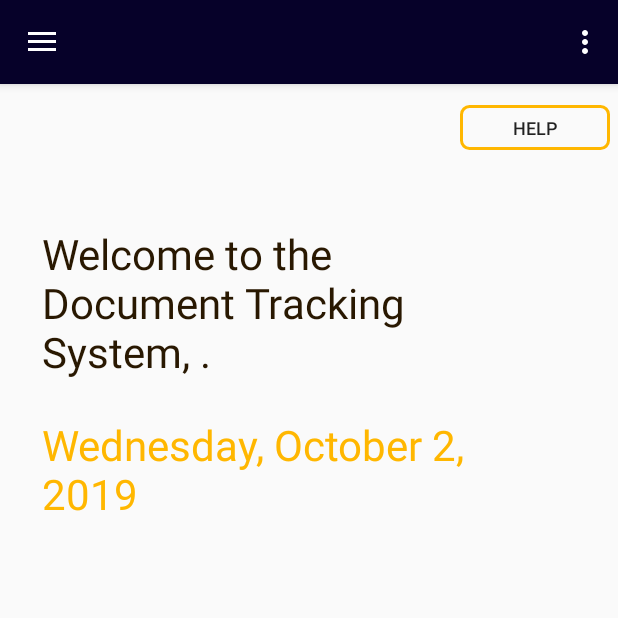
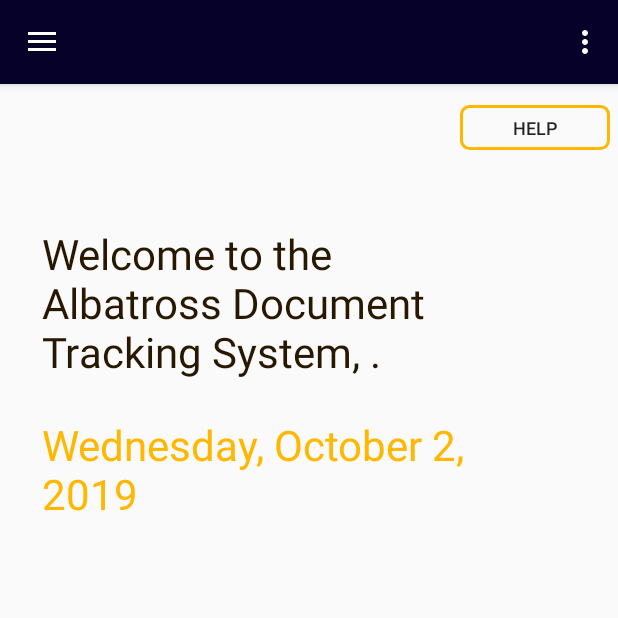
Before and after one commit to egithinji/albatrossdts, an Android app: the HomeSignedInFragment screen opened directly, with no data from a screen before it, on a phone screen of 412 x 824 dp, the top half of it. Run offline under Robolectric (Android 15) with nearby library versions, the phone set to English and light mode, and no system bars; our stand-ins replace Firebase (no records; nobody signed in at launch, a user with empty details on screens opened directly); libraries missing offline, so code that uses them is left out: com.firebase.ui, org.apache.poi.

Commit message:
Test git commit with adjustment to welcome message.

```diff
--- a/app/src/main/java/com/example/albatrossdts/HomeSignedInFragment.java
+++ b/app/src/main/java/com/example/albatrossdts/HomeSignedInFragment.java
@@ -79,7 +79,7 @@ public class HomeSignedInFragment extends Fragment {
         btnHelp = view.findViewById(R.id.btnHelp);
 
         //Username should be captured in mUsername
-        txtWelcome.setText("Welcome to the Document Tracking System, "+mUsername+".");
+        txtWelcome.setText("Welcome to the Albatross Document Tracking System, "+mUsername+".");
         //Get the date using the getDate() method
         txtDate.setText(getDate());
 
```
